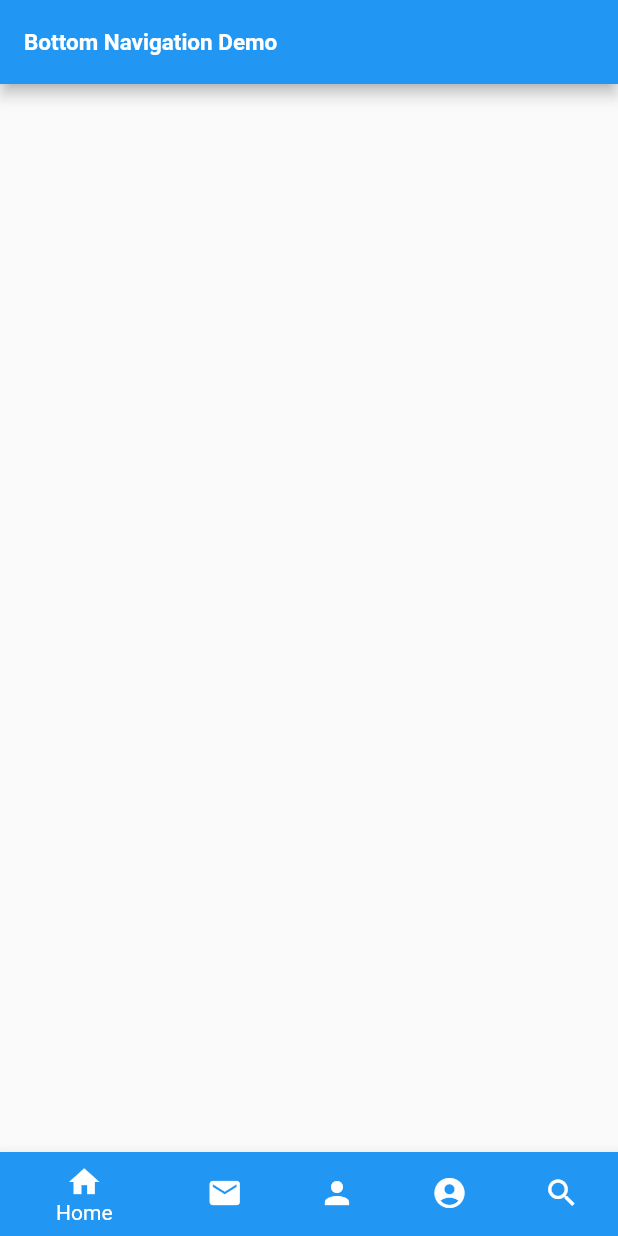
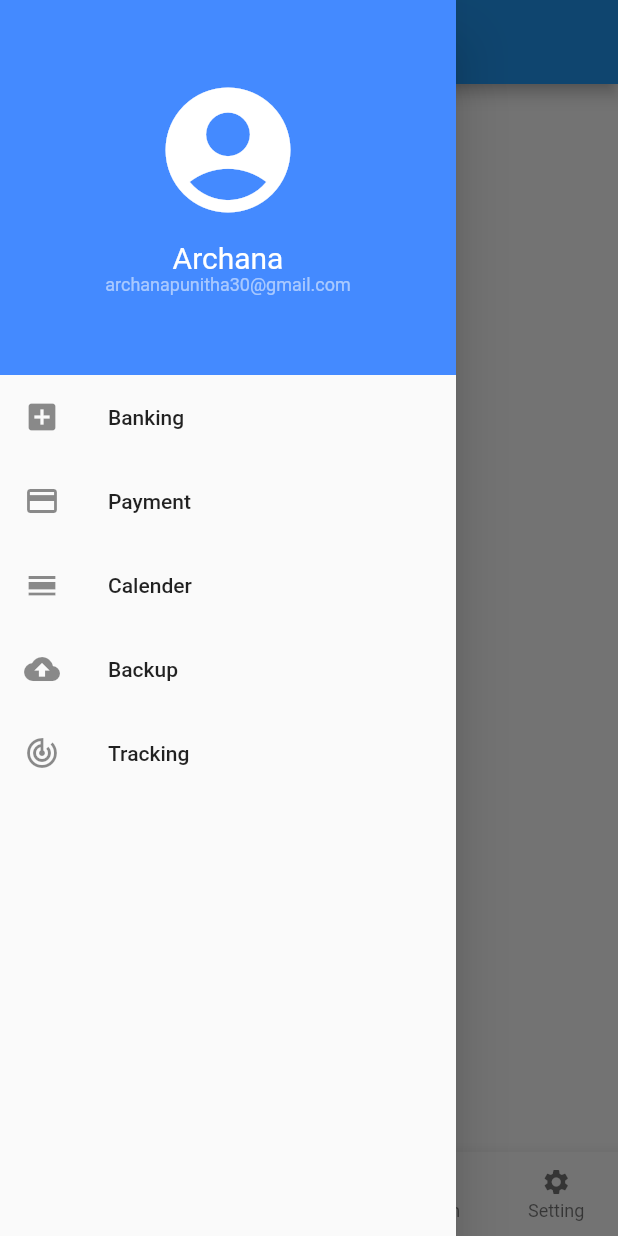
Before and after one commit to archanapunitha/bottom_navigation, a Flutter app: the screen it shows after launch, with the side drawer open (before the commit the screen has no drawer), on a phone screen of 412 x 824 dp. Run offline on Flutter 3.47's test engine with Material 2 defaults, Android fonts, the phone set to English and light mode, and no system bars.

Commit message:
Navigation drawer fix commit

```diff
--- a/lib/HomePage.dart
+++ b/lib/HomePage.dart
@@ -19,32 +19,117 @@ class _HomePageState extends State<HomePage> {
           fontWeight: FontWeight.bold
         ),),
       ),
+      drawer: Drawer(
+        child: new Column(
+            children:<Widget>[
+              Container(
+                  padding: EdgeInsets.only(top:50.0),
+                  height: 250.0,
+                  width: double.infinity,
+                  color: Colors.blueAccent,
+                  child: new Column(
+                    children: <Widget>[
+                      Icon(
+                        Icons.account_circle,
+                        color: Colors.white,
+                        size: 100.0,),
+
+                      SizedBox(
+                        height: 10.0,
+                      ),
+
+                      Text("Archana",style: new TextStyle(
+                          color: Colors.white,
+                          fontSize: 20.0
+                      )),
+
+                      Text("archanapunitha30@gmail.com",style: new TextStyle(
+                          color: Colors.white54,
+                          fontSize: 12.0
+                      ))
+                    ],
+                  )),
+              ListTile(
+                /*selected: CurrentIndex==1? true:false,
+                onTap: () {
+                  setCurrentIndex(1);
+                },*/
+                leading: Icon(Icons.add_box),
+                title: new Text("Banking"),
+              ),
+              ListTile(
+               /* selected: CurrentIndex==2? true:false,
+                onTap: () {
+                  setCurrentIndex(2);
+                },*/
+                leading: Icon(Icons.payment),
+                title: new Text("Payment"),
+              ),
+              ListTile(
+                /*selected: CurrentIndex==3? true:false,
+                onTap: () {
+                  setCurrentIndex(3);
+                },*/
+                leading: Icon(Icons.calendar_view_day),
+                title: new Text("Calender"),
+              ),
+              ListTile(
+                /*selected: CurrentIndex==4? true:false,
+                onTap: () {
+                  setCurrentIndex(4);
+                },*/
+                leading: Icon(Icons.backup),
+                title: new Text("Backup"),
+              ),
+              ListTile(
+               /* selected: CurrentIndex==5? true:false,
+                onTap: () {
+                  setCurrentIndex(5);
+                } ,*/
+                leading: Icon(Icons.track_changes),
+                title: new Text("Tracking"),
+              ),
+            ]
+        ),
+      ),
       bottomNavigationBar: BottomNavigationBar(
         currentIndex: _currentIndex,
+        type: BottomNavigationBarType.fixed,
+        iconSize: 20,
         items: [
           new BottomNavigationBarItem(
               icon: Icon(Icons.home),
-              title: Text('Home'),
+              title: Text('Home',style: TextStyle(
+                fontSize: 12
+              ),),
             backgroundColor: Colors.blue
           ),
           new BottomNavigationBarItem(
-              icon: Icon(Icons.mail),
-              title: Text('Message'),
-              backgroundColor: Colors.blue
-          ),
-          new BottomNavigationBarItem(
               icon: Icon(Icons.person),
-              title: Text('Profile'),
+              title: Text('Profile',style: TextStyle(
+                fontSize: 12,
+              ),),
               backgroundColor: Colors.blue
           ),
           new BottomNavigationBarItem(
               icon: Icon(Icons.account_circle),
-              title: Text('Account'),
+              title: Text('Account',style: TextStyle(
+                fontSize: 12,
+              ),),
               backgroundColor: Colors.blue
           ),
           new BottomNavigationBarItem(
               icon: Icon(Icons.search),
-              title: Text('Search'),
+              title: Text('Search',style: TextStyle(
+                fontSize: 12,
+              ),),
+              backgroundColor: Colors.blue
+          ),
+          new BottomNavigationBarItem(
+              icon: Icon(Icons.settings),
+              title: Text('Setting',style: TextStyle(
+                fontSize: 12,
+              ),),
               backgroundColor: Colors.blue
           ),
         ],
```
